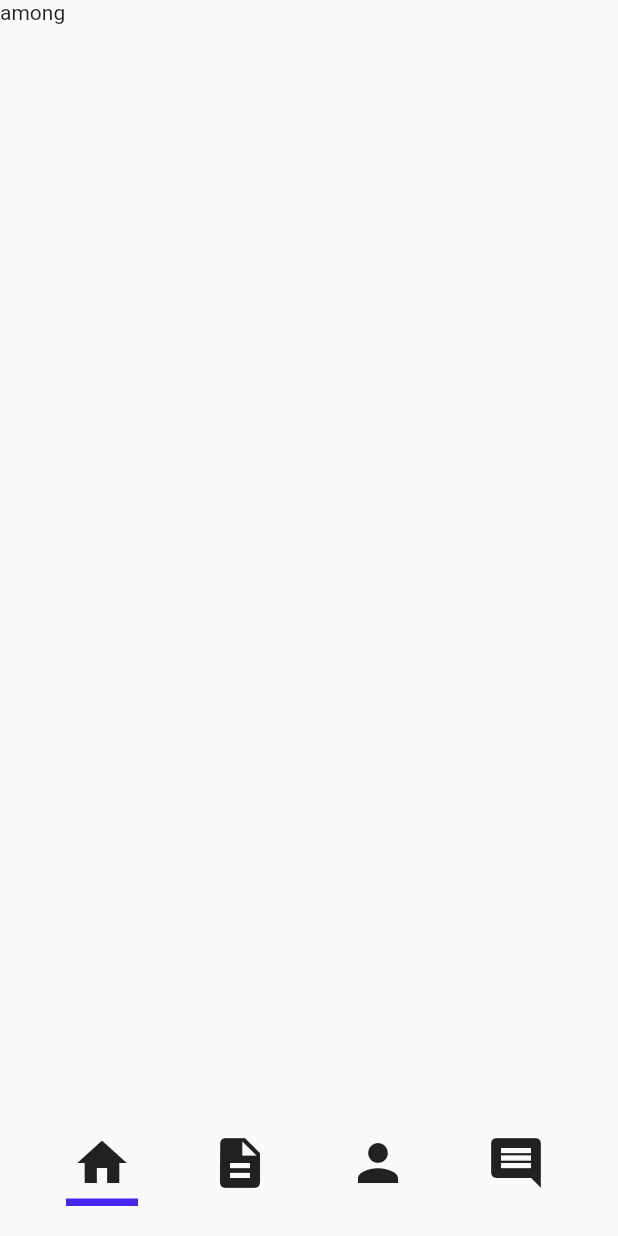
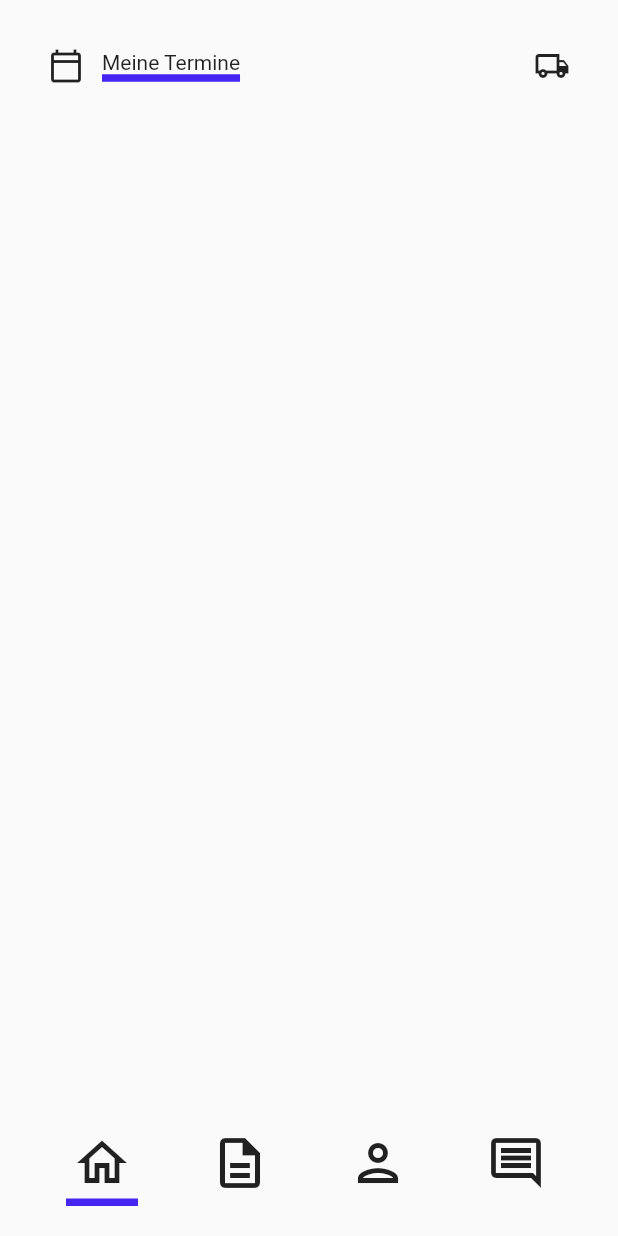
Before and after one commit to Jaster-Master/OpticianApp, a Flutter app: the screen it shows after launch, after a tap on "Login", on a phone screen of 412 x 824 dp. Run offline on Flutter 3.47's test engine with Material 2 defaults, Android fonts, the phone set to English and light mode, and no system bars; our stand-ins replace flutter_local_notifications; missing offline and left inert: flutter_background_service.

Commit message:
[HOME] ADD Switch between Appointments and Orders

```diff
--- a/lib/sth.dart
+++ b/lib/default_properties.dart
@@ -1,7 +1,11 @@
-class Sth {
+import 'dart:ui';
+
+class DefaultProperties {
   static const double fontSize1 = 23;
   static const double defaultPadding = 10;
   static const double morePadding = 20;
+  static const double moreMorePadding = 40;
   static const double defaultRounded = 10;
   static const double moreRounded = 20;
+  static const Color blueColor = Color(0xFF4525f2);
 }
--- a/lib/notification/notificationService.dart
+++ b/lib/notification/notification_service.dart
@@ -1,7 +1,7 @@
 import 'dart:async';
 import 'package:flutter_background_service/flutter_background_service.dart';
 import 'package:flutter_local_notifications/flutter_local_notifications.dart';
-import 'package:opticianapp/notification/notificationHandler.dart';
+import 'package:opticianapp/notification/notification_handler.dart';
 
 class NotificationService {
   NotificationHandler notificationHandler;
--- a/lib/widget/stateful/appointment.dart
+++ b/lib/widget/stateful/appointment.dart
@@ -1,7 +1,11 @@
 import 'package:flutter/cupertino.dart';
+import 'package:flutter/material.dart';
+import 'package:opticianapp/default_properties.dart';
 
 class AppointmentView extends StatefulWidget {
-  const AppointmentView({super.key});
+  ValueChanged<bool> updateView;
+
+  AppointmentView(this.updateView);
 
   @override
   State<StatefulWidget> createState() => AppointmentViewState();
@@ -10,7 +14,49 @@ class AppointmentView extends StatefulWidget {
 class AppointmentViewState extends State<AppointmentView> {
   @override
   Widget build(BuildContext context) {
-    return Text("among");
+    return Padding(
+      padding: EdgeInsets.all(DefaultProperties.morePadding),
+      child: Column(
+        children: [
+          Row(
+            children: [
+              Row(
+                children: [
+                  IconButton(
+                    icon: Icon(Icons.calendar_today_outlined),
+                    onPressed: () {},
+                  ),
+                  Container(
+                    decoration: const BoxDecoration(
+                      border: Border(
+                        bottom: BorderSide(
+                          color: DefaultProperties.blueColor,
+                          width: 5,
+                        ),
+                      ),
+                    ),
+                    child: const Text(
+                      "Meine Termine",
+                    ),
+                  ),
+                ],
+              ),
+              Spacer(),
+              IconButton(
+                  onPressed: () => onPress(),
+                  icon: Icon(Icons.local_shipping_outlined)),
+            ],
+          ),
+          Expanded(
+            child: Scaffold(body: ListView()),
+          )
+        ],
+      ),
+    );
+  }
+
+  void onPress() {
+    widget.updateView(false);
   }
 }
 
@@ -24,7 +70,7 @@ class AppointmentItem extends StatelessWidget {
   }
 }
 
-class AppointmentItemDetails extends StatelessWidget{
+class AppointmentItemDetails extends StatelessWidget {
   const AppointmentItemDetails({super.key});
 
   @override
@@ -32,5 +78,4 @@ class AppointmentItemDetails extends StatelessWidget{
     // TODO: implement build
     throw UnimplementedError();
   }
-
 }
--- a/lib/widget/stateful/home.dart
+++ b/lib/widget/stateful/home.dart
@@ -1,49 +1,32 @@
 import 'package:flutter/cupertino.dart';
 import 'package:flutter/material.dart';
 import 'package:opticianapp/widget/stateful/appointment.dart';
-import 'package:opticianapp/widget/stateful/partnerlist.dart';
-import 'package:opticianapp/widget/stateless/eyeglassPrescription.dart';
 import 'package:opticianapp/widget/stateless/order.dart';
-import 'package:opticianapp/widget/stateless/settings.dart';
 
 class HomeView extends StatefulWidget {
-  const HomeView({super.key});
+  ValueChanged<bool> updateView;
+  bool isAppointmentView;
+
+  HomeView(this.updateView, this.isAppointmentView, {super.key});
 
   @override
   State<StatefulWidget> createState() => HomeViewState();
 }
 
 class HomeViewState extends State<HomeView> {
-  PageController controller = PageController(
-    initialPage: 0,
-  );
+  void updateView(bool isAppointmentView) {
+    setState(() {
+      widget.isAppointmentView = isAppointmentView;
+      widget.updateView(isAppointmentView);
+    });
+  }
 
   @override
-  void dispose() {
-    controller.dispose();
-    super.dispose();
-  }
-
   Widget build(BuildContext context) {
-    return Container(
-      child: Scaffold(
-        body: PageView(
-          controller: controller,
-          onPageChanged: (page) {
-            setState(() {
-              pageChanged(page);
-            });
-          },
-          children: const [
-            AppointmentView(),
-            OrderView(),
-          ],
-        ),
-      ),
+    return Scaffold(
+      body: widget.isAppointmentView
+          ? AppointmentView(updateView)
+          : OrderView(updateView),
     );
   }
-
-  void pageChanged(int page) {
-
-  }
 }
--- a/lib/widget/stateful/login.dart
+++ b/lib/widget/stateful/login.dart
@@ -1,10 +1,7 @@
 import 'package:flutter/cupertino.dart';
 import 'package:flutter/material.dart';
-import 'package:opticianapp/notification/notificationHandler.dart';
-import 'package:opticianapp/notification/notificationService.dart';
-import 'package:opticianapp/sth.dart';
-import 'package:opticianapp/widget/stateful/home.dart';
-import 'package:opticianapp/widget/stateful/pageSlider.dart';
+import 'package:opticianapp/default_properties.dart';
+import 'package:opticianapp/widget/stateful/page_slider.dart';
 
 class LoginView extends StatefulWidget {
   const LoginView({super.key});
@@ -18,8 +15,7 @@ class LoginViewState extends State<LoginView> {
 
   @override
   Widget build(BuildContext context) {
-    return Container(
-      child: Scaffold(
+    return Scaffold(
       backgroundColor: Colors.transparent,
       body: Center(
         child: SingleChildScrollView(
@@ -27,56 +23,57 @@ class LoginViewState extends State<LoginView> {
           child: Column(
             children: [
               const Padding(
-                  padding: EdgeInsets.all(Sth.morePadding),
+                padding: EdgeInsets.all(DefaultProperties.morePadding),
                 child: Image(image: AssetImage("assets/asabit-logo.png")),
               ),
               Padding(
-                  padding: const EdgeInsets.all(Sth.defaultPadding),
+                padding: const EdgeInsets.all(DefaultProperties.defaultPadding),
                 child: TextField(
                   decoration: InputDecoration(
                     border: OutlineInputBorder(
-                        borderRadius: BorderRadius.circular(Sth.defaultRounded),
+                      borderRadius: BorderRadius.circular(
+                          DefaultProperties.defaultRounded),
                     ),
                     labelText: 'Enter your username',
                   ),
                 ),
               ),
               Padding(
-                  padding: EdgeInsets.all(Sth.defaultPadding),
+                padding: const EdgeInsets.all(DefaultProperties.defaultPadding),
                 child: TextField(
                   decoration: InputDecoration(
                     border: OutlineInputBorder(
-                        borderRadius: BorderRadius.circular(Sth.defaultRounded),
+                      borderRadius: BorderRadius.circular(
+                          DefaultProperties.defaultRounded),
                     ),
                     labelText: 'Enter your password',
                   ),
+                  obscureText: true,
                 ),
               ),
               Visibility(
                 visible: true,
                 child: Padding(
-                    padding: EdgeInsets.all(Sth.defaultPadding),
+                  padding:
+                      const EdgeInsets.all(DefaultProperties.defaultPadding),
                   child: Text(errorText ?? ""),
                 ),
               ),
               Padding(
-                  padding: EdgeInsets.all(Sth.defaultPadding),
+                padding: const EdgeInsets.all(DefaultProperties.defaultPadding),
                 child: SizedBox(
                   height: 75,
                   width: 300,
                   child: OutlinedButton(
                     style: ButtonStyle(
-                        shape: MaterialStateProperty.all(RoundedRectangleBorder(borderRadius: BorderRadius.circular(Sth.defaultRounded))),
+                      shape: MaterialStateProperty.all(RoundedRectangleBorder(
+                          borderRadius: BorderRadius.circular(
+                              DefaultProperties.defaultRounded))),
                     ),
                     child: const Text("Login",
-                          style: TextStyle(fontSize: Sth.fontSize1)),
-                      onPressed: () => {
-                        Navigator.pushReplacement(
-                          context,
-                          MaterialPageRoute(
-                              builder: (context) => const PageSlider()),
-                        )
-                      },
+                        style:
+                            TextStyle(fontSize: DefaultProperties.fontSize1)),
+                    onPressed: () => {onLogin()},
                   ),
                 ),
               ),
@@ -84,7 +81,13 @@ class LoginViewState extends State<LoginView> {
           ),
         ),
       ),
-      ),
+    );
+  }
+
+  void onLogin() {
+    Navigator.pushReplacement(
+      context,
+      MaterialPageRoute(builder: (context) => PageSlider(true)),
     );
   }
 }
--- a/lib/widget/stateful/pageSlider.dart
+++ b/lib/widget/stateful/page_slider.dart
@@ -1,13 +1,15 @@
 import 'package:flutter/cupertino.dart';
 import 'package:flutter/material.dart';
-import 'package:opticianapp/sth.dart';
+import 'package:opticianapp/default_properties.dart';
 import 'package:opticianapp/widget/stateful/home.dart';
 import 'package:opticianapp/widget/stateful/partnerlist.dart';
-import 'package:opticianapp/widget/stateless/eyeglassPrescription.dart';
+import 'package:opticianapp/widget/stateless/eyeglass_prescription.dart';
 import 'package:opticianapp/widget/stateless/settings.dart';
 
 class PageSlider extends StatefulWidget {
-  const PageSlider({super.key});
+  bool isAppointmentView;
+
+  PageSlider(this.isAppointmentView, {super.key});
 
   @override
   State<StatefulWidget> createState() => PageSliderState();
@@ -25,6 +27,10 @@ class PageSliderState extends State<PageSlider> {
     super.dispose();
   }
 
+  void updateView(bool isAppointmentView) {
+    widget.isAppointmentView = isAppointmentView;
+  }
+
   @override
   Widget build(BuildContext context) {
     return Scaffold(
@@ -32,15 +38,14 @@ class PageSliderState extends State<PageSlider> {
         children: [
           Expanded(
             child: PageView(
-              //physics: NeverScrollableScrollPhysics(),
               controller: controller,
               onPageChanged: (page) {
                 setState(() {
                   pageChanged(page);
                 });
               },
-              children: const [
-                HomeView(),
+              children: [
+                HomeView(updateView, widget.isAppointmentView),
                 EyeglassPrescriptionView(),
                 PartnerListView(),
                 SettingsView(),
@@ -49,18 +54,22 @@ class PageSliderState extends State<PageSlider> {
           ),
           Center(
             child: Padding(
-            padding: EdgeInsets.only(bottom: Sth.morePadding),
+              padding: EdgeInsets.only(bottom: DefaultProperties.morePadding),
               child: Row(
                 mainAxisAlignment: MainAxisAlignment.spaceEvenly,
                 crossAxisAlignment: CrossAxisAlignment.center,
                 children: [
-                PageIcon(controller, 0, Icons.home, activePages[0]),
-                PageIcon(controller, 1, Icons.description, activePages[1]),
-                PageIcon(controller, 2, Icons.person, activePages[2]),
-                PageIcon(controller, 3, Icons.comment, activePages[3]),
+                  PageIcon(controller, 0, Icons.home_outlined, activePages[0]),
+                  PageIcon(controller, 1, Icons.description_outlined,
+                      activePages[1]),
+                  PageIcon(
+                      controller, 2, Icons.person_outlined, activePages[2]),
+                  PageIcon(
+                      controller, 3, Icons.comment_outlined, activePages[3]),
                 ],
               ),
-          ),),
+            ),
+          ),
         ],
       ),
     );
```
Also changed, not shown: lib/widget/stateless/order.dart (+48 -13 lines), lib/model/eyeglass_prescription.dart (renamed from lib/model/eyeglassPrescription.dart), lib/notification/notification_handler.dart (renamed from lib/notification/notificationHandler.dart), lib/widget/stateless/eyeglass_prescription.dart (renamed from lib/widget/stateless/eyeglassPrescription.dart). Lines whose indentation alone changed are shown as unchanged.
